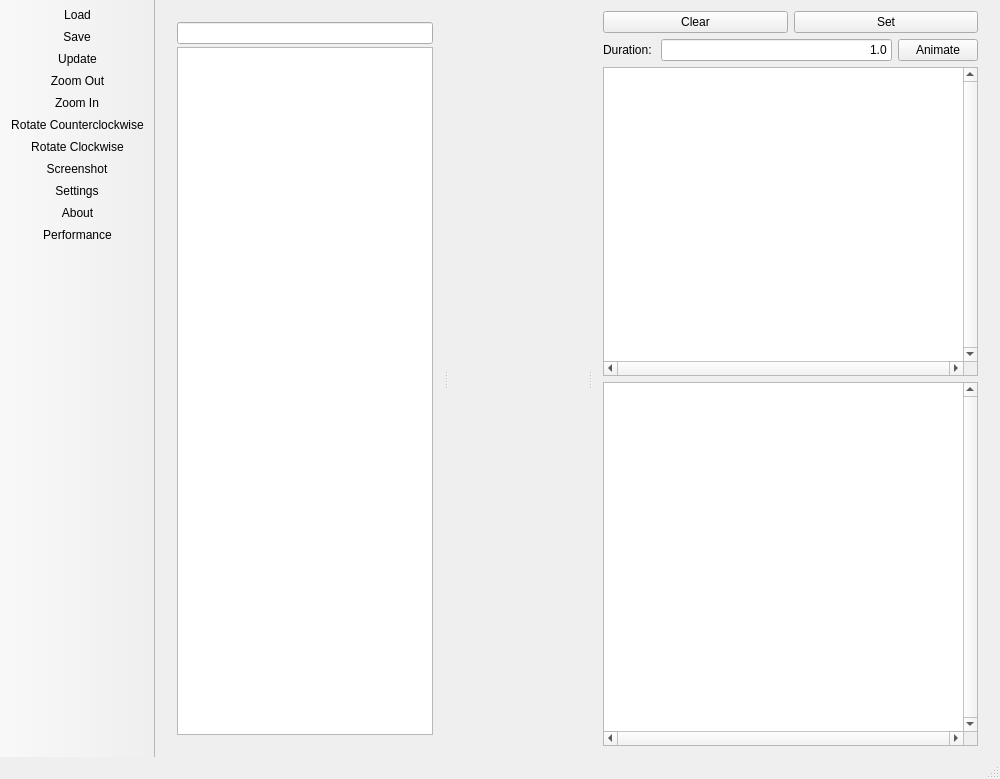
This is mainwindow.ui in gamoeba/stagehand as Qt 5 draws it before an edit. The edited form follows.
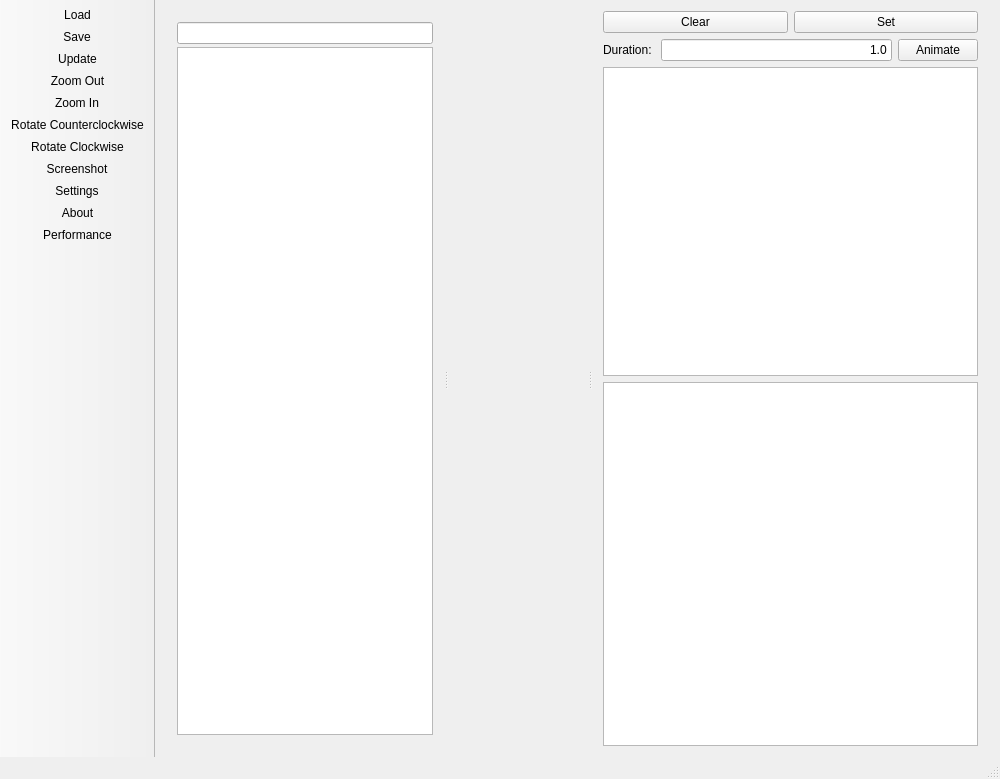
This is the edited form. Icons and pictures are not drawn.

```diff
--- a/mainwindow.ui
+++ b/mainwindow.ui
@@ -206,10 +206,10 @@
               <number>1</number>
              </property>
              <property name="verticalScrollBarPolicy">
-              <enum>Qt::ScrollBarAlwaysOn</enum>
+              <enum>Qt::ScrollBarAsNeeded</enum>
              </property>
              <property name="horizontalScrollBarPolicy">
-              <enum>Qt::ScrollBarAlwaysOn</enum>
+              <enum>Qt::ScrollBarAsNeeded</enum>
              </property>
              <property name="showGrid">
               <bool>true</bool>
@@ -254,10 +254,13 @@
            <number>1</number>
           </property>
           <property name="verticalScrollBarPolicy">
-           <enum>Qt::ScrollBarAlwaysOn</enum>
+           <enum>Qt::ScrollBarAsNeeded</enum>
           </property>
           <property name="horizontalScrollBarPolicy">
-           <enum>Qt::ScrollBarAlwaysOn</enum>
+           <enum>Qt::ScrollBarAsNeeded</enum>
+          </property>
+          <property name="sizeAdjustPolicy">
+           <enum>QAbstractScrollArea::AdjustIgnored</enum>
           </property>
           <property name="editTriggers">
            <set>QAbstractItemView::AllEditTriggers</set>
```
Left out of the diff: 11 changed lines with no effect on the pictures.
